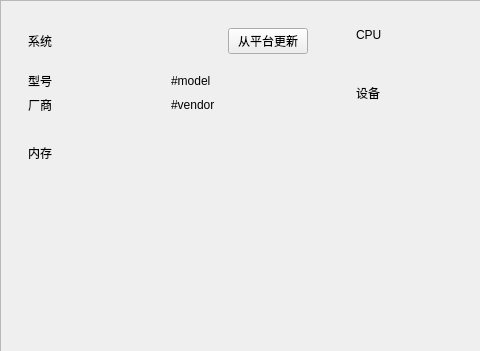
First picture: the form in forms/board_widget.ui, repository openeuler-mirror/Jailhouse-gui, before the edit; both pictures show x 0 to 480 and y 0 to 351 of the 663 by 471 pixel window.
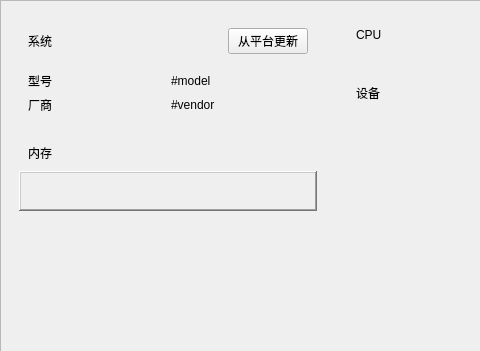
Second picture: the form after the edit.

Commit message:
Docs: Update formatting for memory size and address display.
This commit updates the formatting of memory size and address displays in the Root Cell configuration UI, including converting memory values to human-readable formats (e.g., KB, MB, GB), aligning numeric values for better readability, adding separators for large numbers, and ensuring consistent formatting across different sections of the memory configuration panel.

Diff of the .ui file:
```diff
--- a/forms/board_widget.ui
+++ b/forms/board_widget.ui
@@ -246,7 +246,7 @@
                 <item>
                  <widget class="QFrame" name="frame_mem_content">
                   <property name="frameShape">
-                   <enum>QFrame::NoFrame</enum>
+                   <enum>QFrame::Shape::WinPanel</enum>
                   </property>
                   <property name="frameShadow">
                    <enum>QFrame::Raised</enum>
```
Left out of the diff: 72 changed lines with no effect on the pictures.
